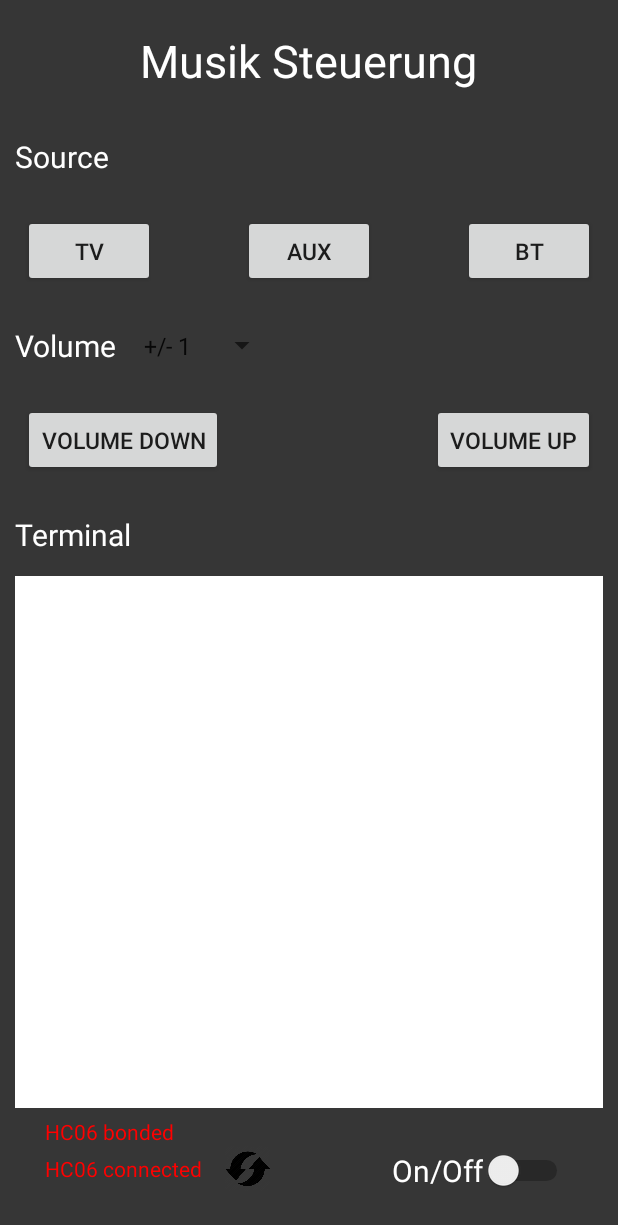
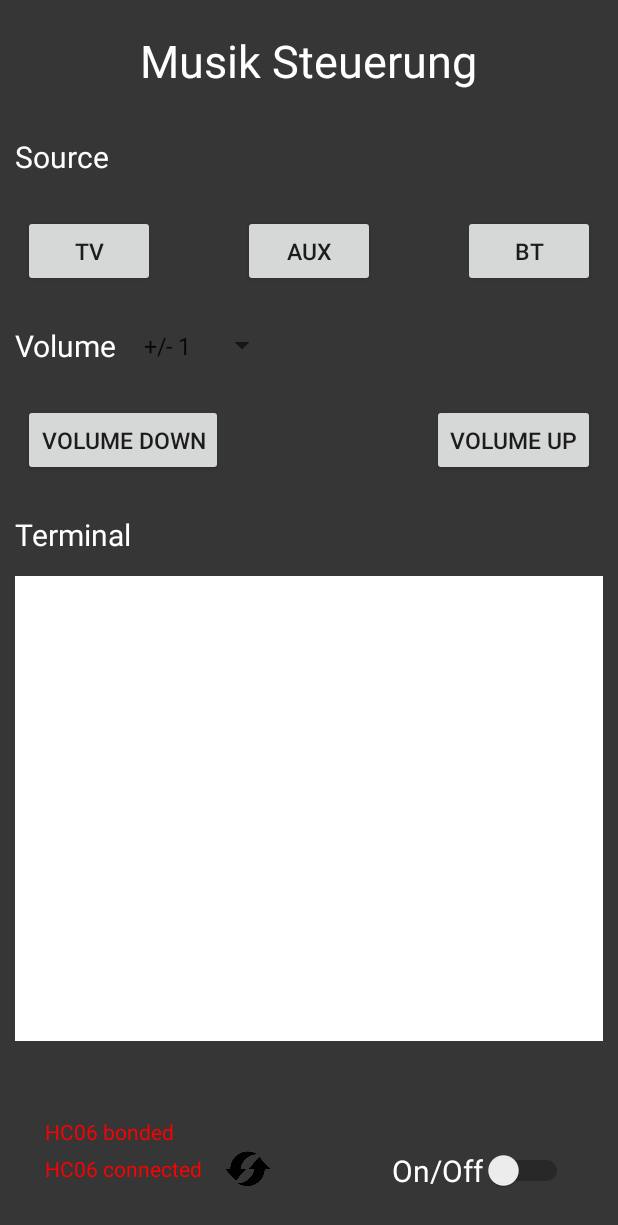
Before and after one commit to BastiK437/Smarthome_App, an Android app: the screen it shows after launch (MainActivity), on a phone screen of 412 x 824 dp. Shown: the top 1225 px of the screen. Run offline under Robolectric (Android 15) with nearby library versions, the phone set to English and light mode, and no system bars; 2 statements that could not run were skipped.

```diff
--- a/app/src/main/res/layout/activity_main.xml
+++ b/app/src/main/res/layout/activity_main.xml
@@ -183,7 +183,7 @@
         android:layout_alignTop="@id/volume_buttons"
         android:layout_alignBottom="@id/bt_bonded_text"
         android:layout_marginTop="130dp"
-        android:layout_marginBottom="25dp"
+        android:layout_marginBottom="70dp"
         android:layout_marginLeft="10dp"
         android:layout_marginRight="10dp"
         android:orientation="vertical"
```
